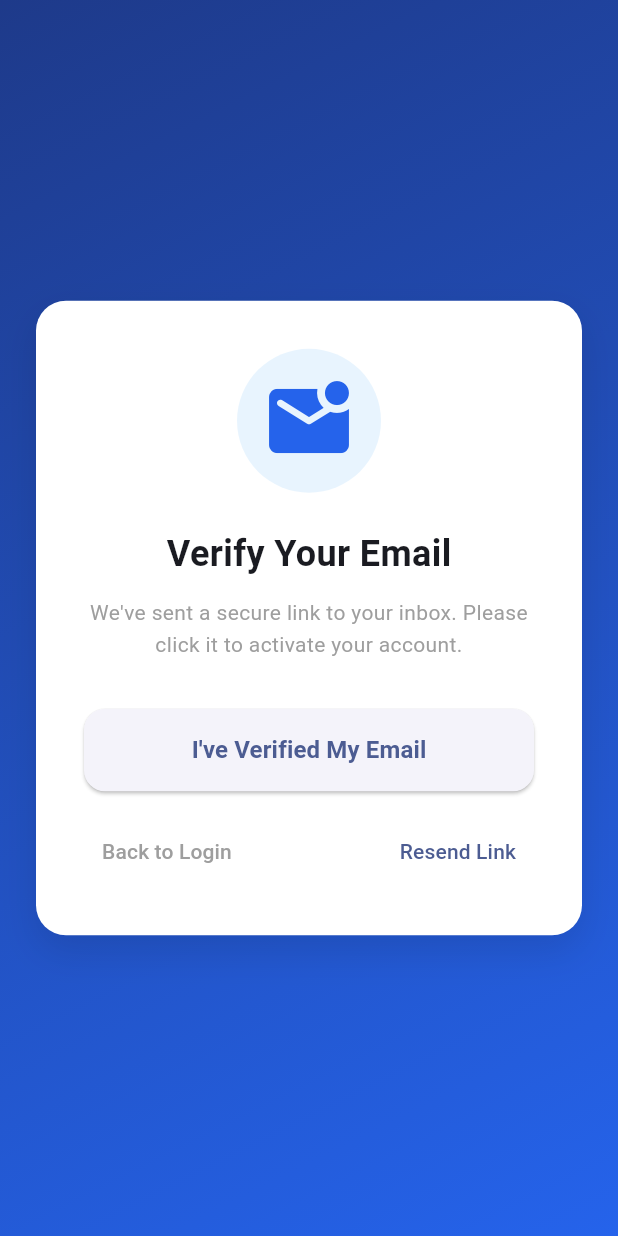
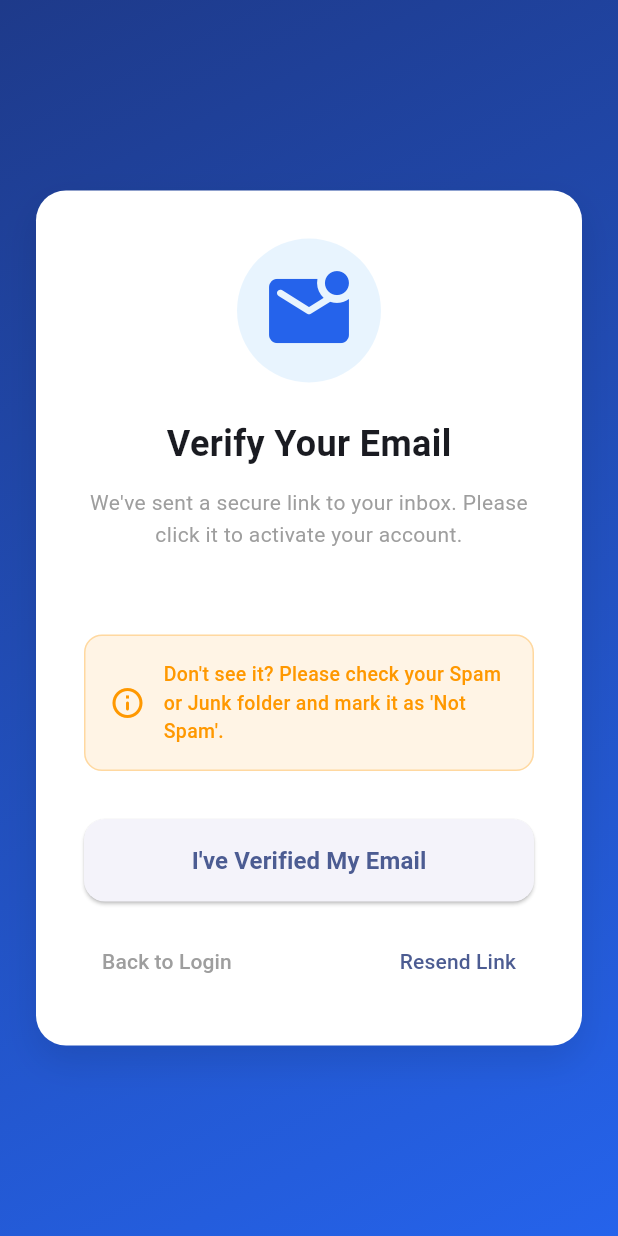
Before and after one commit to Amez-Khan/smart-expense-manager, a Flutter app: the VerifyEmailPage screen opened directly, on a phone screen of 412 x 824 dp. Run offline on Flutter 3.47's test engine with Material 3 defaults, Android fonts, the phone set to English and light mode, and no system bars; our stand-ins replace cloud_firestore, firebase_auth, firebase_core, firebase_remote_config, flutter_local_notifications, flutter_timezone and 3 more; missing offline and left inert: universal_html; accounts and stored records are empty.

Commit message:
style: implement adaptive dark mode for authentication flow
- Add system theme detection to Login, Register, and Verify pages.

- Replace hardcoded colors with premium adaptive gradients and dynamic card surfaces.

- Add Spam folder warning UI to the verify email screen.

```diff
--- a/lib/features/auth/presentation/pages/verify_email_page.dart
+++ b/lib/features/auth/presentation/pages/verify_email_page.dart
@@ -101,6 +101,33 @@ class _VerifyEmailPageState extends State<VerifyEmailPage> {
                     style: TextStyle(color: Colors.grey, height: 1.5),
                   ),
                   const SizedBox(height: 32),
+                  const SizedBox(height: 24),
+// [NEW] Spam Warning Box
+                  Container(
+                    padding: const EdgeInsets.all(16),
+                    decoration: BoxDecoration(
+                      color: Colors.orange.withOpacity(0.1),
+                      borderRadius: BorderRadius.circular(12),
+                      border: Border.all(color: Colors.orange.withOpacity(0.3)),
+                    ),
+                    child: const Row(
+                      children: [
+                        Icon(Icons.info_outline_rounded, color: Colors.orange),
+                        SizedBox(width: 12),
+                        Expanded(
+                          child: Text(
+                            "Don't see it? Please check your Spam or Junk folder and mark it as 'Not Spam'.",
+                            style: TextStyle(
+                              color: Colors.orange,
+                              fontSize: 13,
+                              fontWeight: FontWeight.w500,
+                            ),
+                          ),
+                        ),
+                      ],
+                    ),
+                  ),
+                  const SizedBox(height: 32),
 
                   // Our custom button. It changes text based on the _isChecking variable.
                   AuthButton(
```
Also changed, not shown: pubspec.yaml (+5 -6 lines), assets/splash2.png (added), 36 other files.
